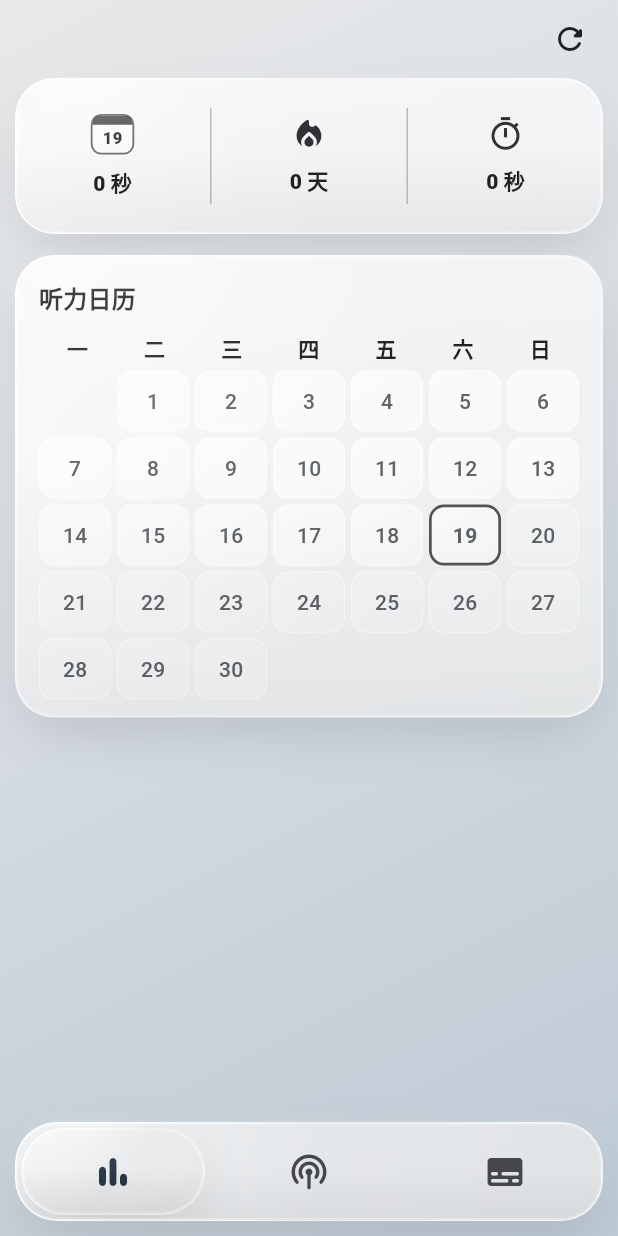
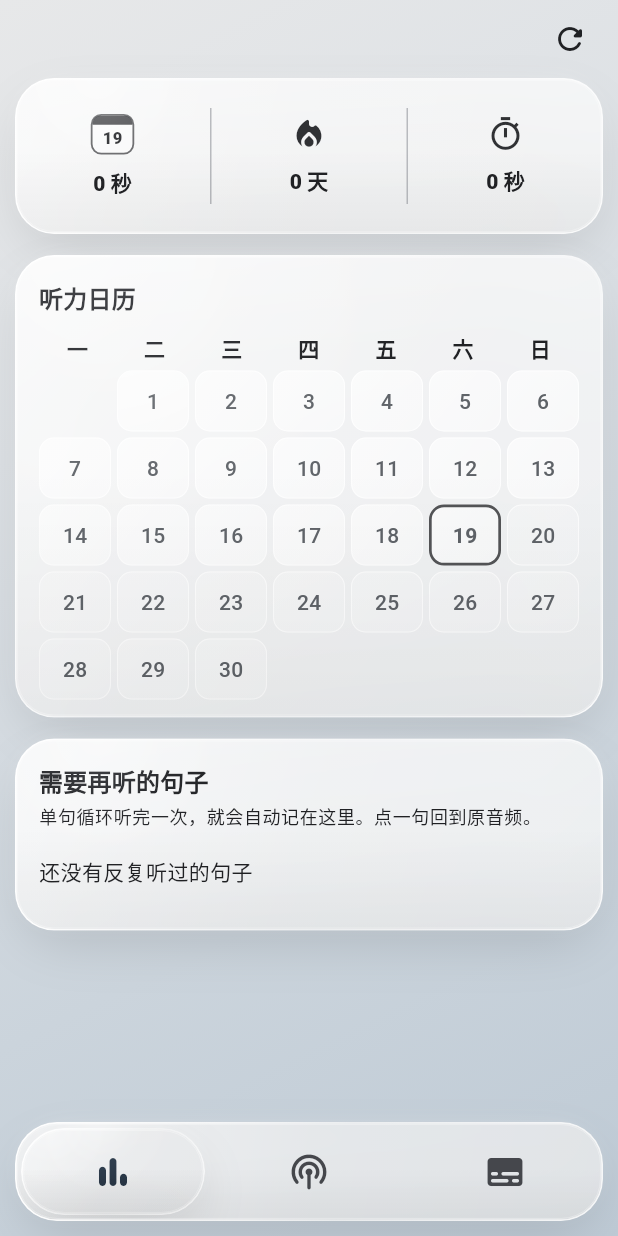
Before and after one commit to BitForLI/ListenMoney, a Flutter app: the screen it shows after launch, on a phone screen of 412 x 824 dp. Run offline on Flutter 3.47's test engine with Material 3 defaults, Android fonts, the light colour scheme and no system bars; our stand-ins replace just_audio, share_plus; missing offline and left inert: google_mlkit_translation, sherpa_onnx.

Commit message:
Add repeated-sentence review flow

```diff
--- a/lib/features/player/application/playback_controller.dart
+++ b/lib/features/player/application/playback_controller.dart
@@ -24,12 +24,17 @@ class PlaybackUnavailableException implements Exception {
 }
 
 class PlaybackController extends ChangeNotifier {
-  PlaybackController(this._engine, {this.audioSourceForEpisode}) {
+  PlaybackController(
+    this._engine, {
+    this.audioSourceForEpisode,
+    this.onSentenceRepeat,
+  }) {
     _engine.addListener(_engineChanged);
   }
 
   final PlaybackEngine _engine;
   final Future<String?> Function(Episode episode)? audioSourceForEpisode;
+  final void Function(int episodeId, int startMs)? onSentenceRepeat;
   Episode? episode;
   String? podcastTitle;
   String? artworkUrl;
@@ -71,6 +76,9 @@ class PlaybackController extends ChangeNotifier {
     final range = _repeatRange;
     if (isLoading || isSeeking || !playing || range == null) return false;
     if (position < range.end) return false;
+    if (repeatMode == PlaybackRepeatMode.sentence && episode != null) {
+      onSentenceRepeat?.call(episode!.id, range.start.inMilliseconds);
+    }
     unawaited(_seek(range.start, reanchor: false));
     return true;
   }
--- /dev/null
+++ b/lib/features/progress/domain/review_sentence.dart
@@ -0,0 +1,39 @@
+class ReviewSentence {
+  const ReviewSentence({
+    required this.episodeId,
+    required this.podcastId,
+    required this.episodeTitle,
+    required this.startMs,
+    required this.text,
+    required this.repeatCount,
+    required this.lastRepeatedAt,
+  });
+
+  factory ReviewSentence.fromJson(Map<String, dynamic> json) => ReviewSentence(
+    episodeId: json['episode_id'] as int,
+    podcastId: json['podcast_id'] as int,
+    episodeTitle: json['episode_title'] as String,
+    startMs: json['start_ms'] as int,
+    text: json['text'] as String,
+    repeatCount: json['repeat_count'] as int,
+    lastRepeatedAt: DateTime.parse(json['last_repeated_at'] as String),
+  );
+
+  final int episodeId;
+  final int podcastId;
+  final String episodeTitle;
+  final int startMs;
+  final String text;
+  final int repeatCount;
+  final DateTime lastRepeatedAt;
+
+  Map<String, dynamic> toJson() => {
+    'episode_id': episodeId,
+    'podcast_id': podcastId,
+    'episode_title': episodeTitle,
+    'start_ms': startMs,
+    'text': text,
+    'repeat_count': repeatCount,
+    'last_repeated_at': lastRepeatedAt.toIso8601String(),
+  };
+}
--- a/lib/features/progress/presentation/progress_screen.dart
+++ b/lib/features/progress/presentation/progress_screen.dart
@@ -3,11 +3,17 @@ import 'package:flutter/material.dart';
 import '../../../core/widgets/glass_surface.dart';
 import '../application/listening_controller.dart';
 import '../domain/listening_stats.dart';
+import '../domain/review_sentence.dart';
 
 class ProgressScreen extends StatelessWidget {
-  const ProgressScreen({super.key, required this.controller});
+  const ProgressScreen({
+    super.key,
+    required this.controller,
+    this.onReviewSentence,
+  });
 
   final ListeningController controller;
+  final void Function(ReviewSentence sentence)? onReviewSentence;
 
   @override
   Widget build(BuildContext context) {
@@ -73,6 +79,56 @@ class ProgressScreen extends StatelessWidget {
                     ),
                     const SizedBox(height: 14),
                     _MonthHeatmap(month: DateTime.now(), daily: stats.daily),
+                    const SizedBox(height: 14),
+                    GlassSurface(
+                      borderRadius: BorderRadius.circular(26),
+                      blur: 24,
+                      tint: Colors.white.withValues(alpha: 0.62),
+                      child: Padding(
+                        padding: const EdgeInsets.fromLTRB(16, 16, 16, 12),
+                        child: Column(
+                          crossAxisAlignment: CrossAxisAlignment.start,
+                          children: [
+                            Text(
+                              '需要再听的句子',
+                              style: Theme.of(context).textTheme.titleMedium
+                                  ?.copyWith(fontWeight: FontWeight.w700),
+                            ),
+                            const SizedBox(height: 4),
+                            Text(
+                              '单句循环听完一次，就会自动记在这里。点一句回到原音频。',
+                              style: Theme.of(context).textTheme.bodySmall,
+                            ),
+                            if (controller.reviewSentences.isEmpty)
+                              const Padding(
+                                padding: EdgeInsets.symmetric(vertical: 18),
+                                child: Text('还没有反复听过的句子'),
+                              ),
+                            for (final sentence in controller.reviewSentences)
+                              ListTile(
+                                contentPadding: EdgeInsets.zero,
+                                title: Text(
+                                  sentence.text,
+                                  maxLines: 2,
+                                  overflow: TextOverflow.ellipsis,
+                                ),
+                                subtitle: Text(
+                                  '${sentence.episodeTitle} · 循环 ${sentence.repeatCount} 次',
+                                ),
+                                onTap: onReviewSentence == null
+                                    ? null
+                                    : () => onReviewSentence!(sentence),
+                                trailing: IconButton(
+                                  tooltip: '从复习列表移除',
+                                  icon: const Icon(Icons.check_rounded),
+                                  onPressed: () => controller
+                                      .removeReviewSentence(sentence),
+                                ),
+                              ),
+                          ],
+                        ),
+                      ),
+                    ),
                   ],
                 ),
               ),
```
Also changed, not shown: lib/app.dart (+47 -1 lines), lib/features/library/data/local_podcast_repository.dart (+72 -0 lines), lib/features/library/data/podcast_repository.dart (+7 -0 lines), lib/features/progress/application/listening_controller.dart (+24 -0 lines), 4 other files.
